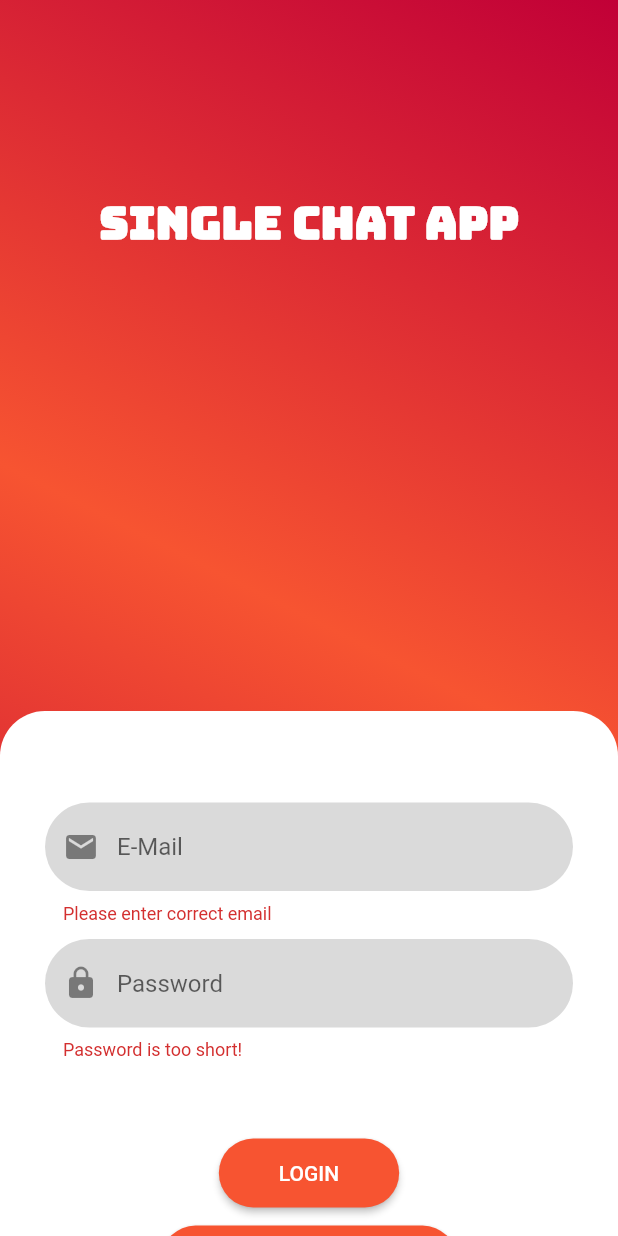
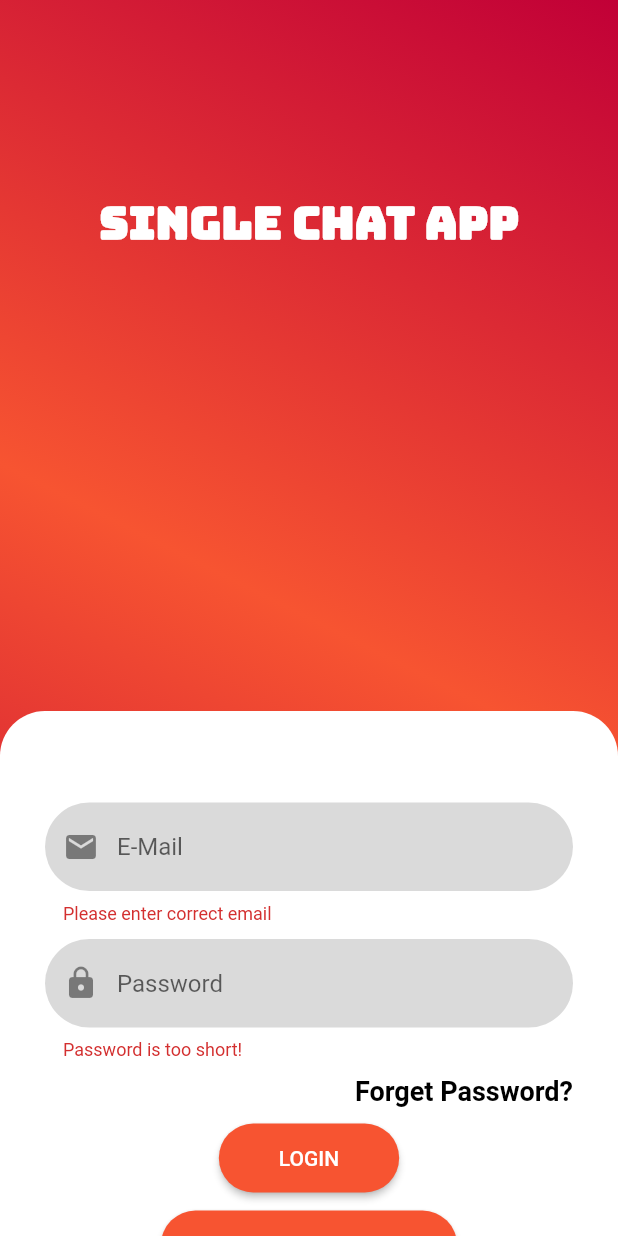
Before and after one commit to saiful2396/single_chat, a Flutter app: the ChatRoom screen opened directly, after a tap on the "exit to app" icon, after a tap on "LOGIN", on a phone screen of 412 x 824 dp. Run offline on Flutter 3.47's test engine with Material 2 defaults, Android fonts, the phone set to English and light mode, and no system bars; our stand-ins replace cloud_firestore, firebase_auth, firebase_core, google_sign_in, shared_preferences; accounts and stored records are empty.

Commit message:
error fix

```diff
--- a/lib/main.dart
+++ b/lib/main.dart
@@ -39,7 +39,7 @@ class _MyAppState extends State<MyApp> {
   Widget build(BuildContext context) {
     return MaterialApp(
       debugShowCheckedModeBanner: false,
-      title: 'Flutter Demo',
+      title: 'Single Chat',
       theme: ThemeData(
         primaryColor: Color(0xFFFF75431),
         visualDensity: VisualDensity.adaptivePlatformDensity,
--- a/lib/view/auth_screen.dart
+++ b/lib/view/auth_screen.dart
@@ -7,6 +7,7 @@ import '../services/auth_methods.dart';
 import '../services/database.dart';
 import '../models/http_exception.dart';
 import '../view/chat_room_screen.dart';
+import '../view/forget_password.dart';
 
 enum AuthMode { SignUp, Login }
 
@@ -146,7 +147,7 @@ class _AuthCardState extends State<AuthCard>
         await authMethod
             .signUpWithEmailAndPassword(
           _emailController.text,
-          _userNameController.text,
+          _passwordController.text,
         )
             .then((value) {
           if (value != null) {
@@ -172,11 +173,11 @@ class _AuthCardState extends State<AuthCard>
       } else {
         await authMethod
             .signInWithEmailAndPassword(
-            _emailController.text, _passwordController.text)
+                _emailController.text, _passwordController.text)
             .then((result) async {
-          if (result != null)  {
+          if (result != null) {
             QuerySnapshot userInfoSnapshot =
-            await DataBaseMethods().getUserInfo(_emailController.text);
+                await DataBaseMethods().getUserInfo(_emailController.text);
 
             HelperFunctions.saveUserLoggedInSharedPreference(true);
             HelperFunctions.saveUserNameSharedPreference(
@@ -326,12 +327,25 @@ class _AuthCardState extends State<AuthCard>
                       },
                     ),
                     SizedBox(height: 10),
-                    if (_authMode == AuthMode.Login)
-                      Container(
+                    if(_authMode == AuthMode.Login)
+                    GestureDetector(
+                      onTap: () {
+                        Navigator.push(
+                          context,
+                          MaterialPageRoute(
+                            builder: (_) => ForgotPassword(),
+                          ),
+                        );
+                      },
+                      child: Container(
                         alignment: Alignment.centerRight,
-                        child: Text('Forget Password?'),
+                        child: Text(
+                          'Forget Password?',
+                          style: TextStyle(color: Colors.black),
+                        ),
                       ),
-                    SizedBox(height: 10),
+                    ),
+
                     if (_authMode == AuthMode.SignUp)
                       FadeTransition(
                         opacity: _opacityAnimation,
@@ -380,10 +394,8 @@ class _AuthCardState extends State<AuthCard>
                       child: Text(_authMode == AuthMode.Login
                           ? 'SignIn with Google'
                           : 'SIGN UP with Google'),
-                      //onPressed: _submit,
                       onPressed: () {
-                        // Navigator.of(context)
-                        //     .pushReplacementNamed(HomeScreen.routeName);
+                        AuthMethods().signInWithGoogle(context);
                       },
                       shape: RoundedRectangleBorder(
                         borderRadius: BorderRadius.circular(30),
--- a/lib/view/chat_room_screen.dart
+++ b/lib/view/chat_room_screen.dart
@@ -37,7 +37,9 @@ class _ChatRoomState extends State<ChatRoom> {
                   );
                 },
               )
-            : Container();
+            : Center(
+                child: Text('Find and chat with your friend'),
+              );
       },
     );
   }
@@ -111,6 +113,9 @@ class ChatRoomsTile extends StatelessWidget {
   @override
   Widget build(BuildContext context) {
     return Card(
+      elevation: 5,
+      child: Padding(
+        padding: const EdgeInsets.all(8.0),
         child: ListTile(
           leading: CircleAvatar(
             backgroundColor: Theme.of(context).primaryColor,
@@ -150,6 +155,7 @@ class ChatRoomsTile extends StatelessWidget {
             },
           ),
         ),
+      ),
     );
   }
 }
--- a/lib/widget/my_app_bar.dart
+++ b/lib/widget/my_app_bar.dart
@@ -8,6 +8,7 @@ class MyAppBar extends StatelessWidget {
   @override
   Widget build(BuildContext context) {
     return AppBar(
+      elevation: 0.0,
       title: Text(
         title,
         style: Theme.of(context).textTheme.bodyText1,
--- a/pubspec.yaml
+++ b/pubspec.yaml
@@ -14,6 +14,7 @@ dependencies:
   firebase_auth: ^0.20.0+1
   cloud_firestore: ^0.16.0
   firebase_core: ^0.7.0
+  google_sign_in: 4.4.3
   shared_preferences: ^0.5.12+4
 
   cupertino_icons: ^1.0.0
```
Also changed, not shown: lib/services/auth_methods.dart (+39 -20 lines), lib/view/forget_password.dart (added, +23 -0 lines), lib/view/search.dart (+24 -25 lines), pubspec.lock. Lines whose indentation alone changed are shown as unchanged.
